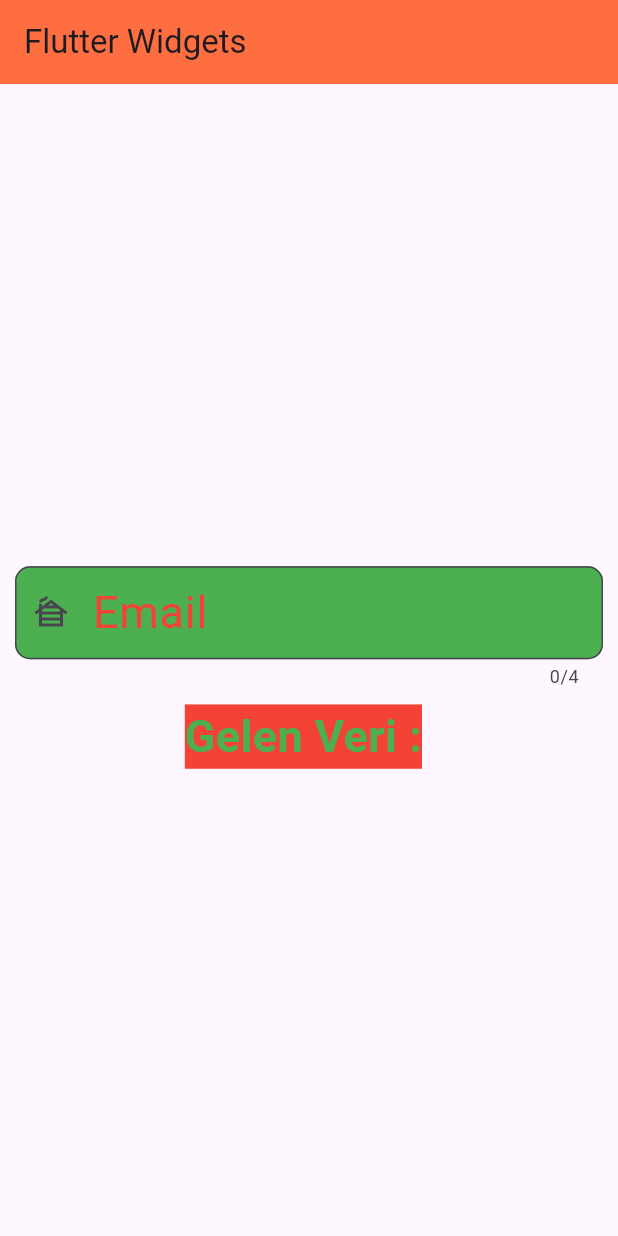
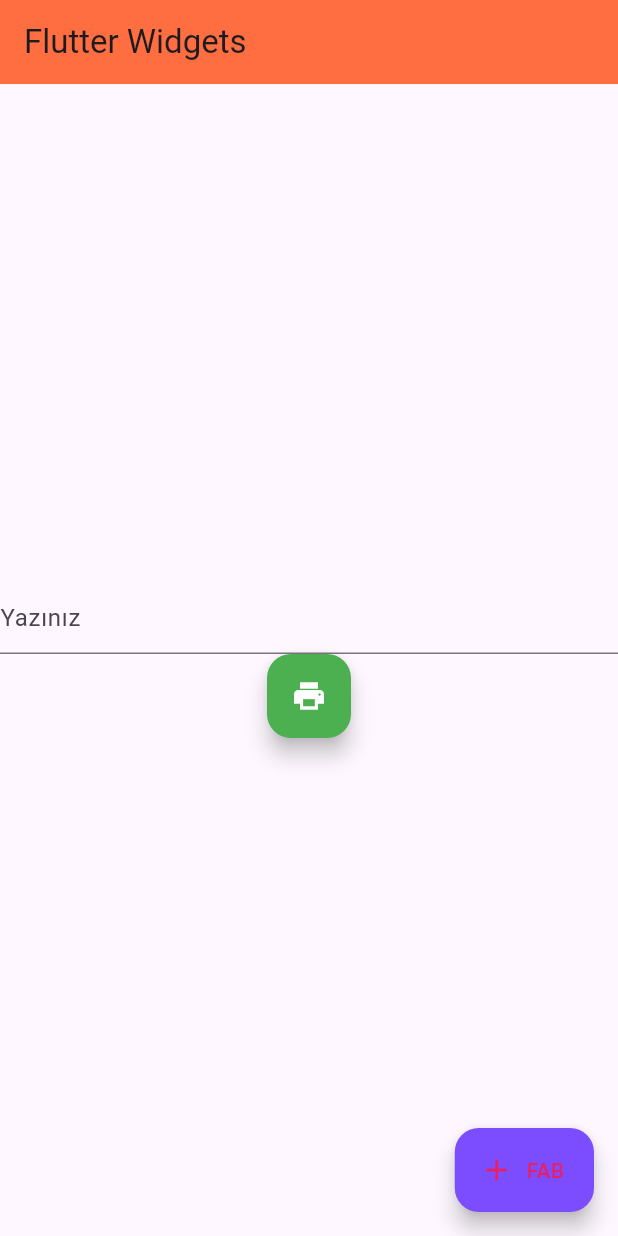
Before and after one commit to SERENGOKYILDIZ/FLUTTER_ANDROID_WIDGETS, a Flutter app: the screen it shows after launch, on a phone screen of 412 x 824 dp. Run offline on Flutter 3.47's test engine with Material 3 defaults, Android fonts, the phone set to English and light mode, and no system bars.

Commit message:
Learned customization Floating Action Button

```diff
--- a/lib/main.dart
+++ b/lib/main.dart
@@ -43,46 +43,46 @@
         child: Column(
           mainAxisAlignment: MainAxisAlignment.center,
           children: <Widget>[
-            Padding(
-              padding: EdgeInsets.all(10),
-              child: TextField(
-                obscureText: true, /// Şifre girer gibi * ile doldurur.
-                keyboardType: TextInputType.datetime, /// Açılan klavye belirlenir.
-                textAlign: TextAlign.center, /// hint yazısını ortalar.
-                maxLength: 4, /// Karakter sınırı koyar.
-                style: TextStyle( /// İçine girilen bilginin sitili değiştirilir.
-                  color: Colors.white,
-                ),
-                controller: tfController,
-                decoration: InputDecoration(
-                  hintText: "Yazınız",
-                  hintStyle: TextStyle( /// hint yazısının sitili değiştirilir.
-                    color: Colors.blue,
-                    fontSize: 20,
-                  ),
-                  labelText: "Email", /// Başındaki yazıyı belirleriz.
-                  labelStyle: TextStyle( /// Başındaki yazının sitili değiştirilir.
-                    color: Colors.red,
-                    fontSize: 30,
-                  ),
-                  filled: true, /// Arkaplanı düzenlemek için izin aldık.
-                  fillColor: Colors.green,
-                  border: OutlineInputBorder( /// Çevçere oluşturmak için.
-                    borderRadius: BorderRadius.all(Radius.circular(10)),
-                  ),
-                  prefixIcon: Icon(Icons.cabin), /// Başına ikon eklemeye yarar.
-                ),
+            TextField(
+              decoration: InputDecoration(
+                hintText: "Yazınız",
               ),
             ),
-            Text("Gelen Veri : ${alinanVeri}", style: TextStyle(
-                color: Colors.green,
-                backgroundColor: Colors.red,
-                fontSize: 30,
-                fontWeight: FontWeight.bold,
-              ),
-            ),
+
+            /// Böyle kullanılmaz normalde ama yazılabiliyor.
+            FloatingActionButton(
+              onPressed: (){
+                print("Fab2 tıklandı!!");
+              },
+              tooltip: "Fab2",
+              child: Icon(Icons.print),
+              backgroundColor: Colors.green,
+              foregroundColor: Colors.white,
+            )
           ],
         ),
+      ),
+      /// NOT: Floating Button body'nin altında tanımlanır. Çünkü body'den bağımsız
+      /// hareket eder.
+      // floatingActionButton: FloatingActionButton(
+      //     onPressed: (){
+      //       print("Fab1 tıklandı!!");
+      //     },
+      //     tooltip: "Fab1",
+      //     child: Icon(Icons.add),
+      //     backgroundColor: Colors.deepPurpleAccent,
+      //     foregroundColor: Colors.pink,
+      // ),
+
+      /// NOT: Aşağıdaki daha gelişmiş ve yazı yazılmış versiyonudur.
+      floatingActionButton: FloatingActionButton.extended(
+        onPressed: (){
+          print("Fab1 tıklandı!!");
+        },
+        label: Text("FAB"),
+        icon: Icon(Icons.add),
+        backgroundColor: Colors.deepPurpleAccent,
+        foregroundColor: Colors.pink,
       ),
     );
   }
```
